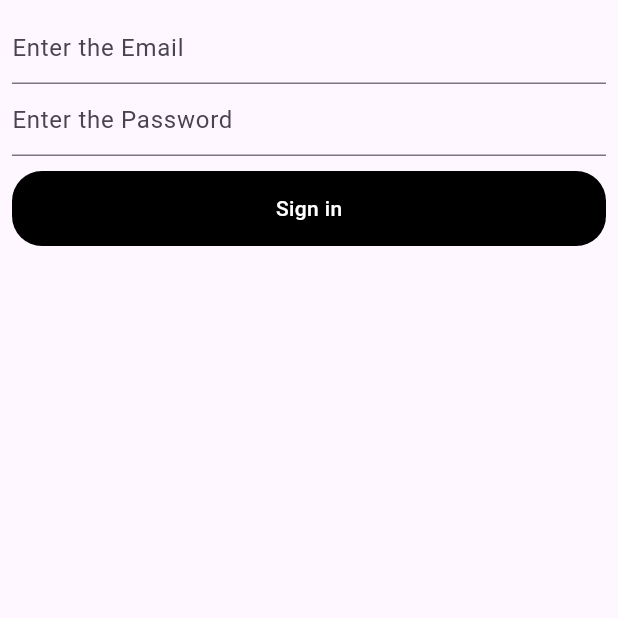
After one commit to pranav-k6/movieapi, a Flutter app: the Login screen opened directly, on a phone screen of 412 x 824 dp, the top half of it. The commit adds this screen. Run offline on Flutter 3.47's test engine with Material 3 defaults, Android fonts, the phone set to English and light mode, and no system bars; network calls fail.

Commit message:
first commit

```diff
--- /dev/null
+++ b/lib/class/loginclass.dart
@@ -0,0 +1,39 @@
+// To parse this JSON data, do
+//
+//     final postApp = postAppFromJson(jsonString);
+
+
+
+import 'dart:convert';
+
+PostApp postAppFromJson(String str) => PostApp.fromJson(json.decode(str));
+
+String postAppToJson(PostApp data) => json.encode(data.toJson());
+
+class PostApp {
+    bool? success;
+    dynamic data;
+    String? message;
+    String? errors;
+
+    PostApp({
+        this.success,
+        this.data,
+        this.message,
+        this.errors,
+    });
+
+    factory PostApp.fromJson(Map<String, dynamic> json) => PostApp(
+        success: json["success"],
+        data: json["data"],
+        message: json["message"],
+        errors: json["errors"],
+    );
+
+    Map<String, dynamic> toJson() => {
+        "success": success,
+        "data": data,
+        "message": message,
+        "errors": errors,
+    };
+}
--- a/lib/details.dart
+++ b/lib/details.dart
@@ -98,7 +98,7 @@ class _DetailsState extends State<Details> {
               color: Colors.white),),
               SizedBox(height: 20,),
               InkWell(onTap: () {
-                Navigator.push(context, MaterialPageRoute(builder: (context)=>Cast(Casted: widget)));
+                Navigator.push(context, MaterialPageRoute(builder: (context)=>Cast(userid:widget.datas.id)));
               },
                 child: Container(
                   height: 30,
--- /dev/null
+++ b/lib/login.dart
@@ -0,0 +1,150 @@
+import 'package:flutter/material.dart';
+import 'dart:convert';
+import 'package:http/http.dart 'as http;
+import 'package:moviecast/movie.dart';
+
+
+class Login extends StatefulWidget {
+   Login({super.key});
+
+  @override
+  State<Login> createState() => _LoginState();
+}
+
+class _LoginState extends State<Login> {
+   TextEditingController Email=TextEditingController();
+
+   TextEditingController password=TextEditingController();
+
+   final formkey=GlobalKey<FormState>();
+
+
+   Future<void>login()async{
+    final url="https://crm-beta-api.vozlead.in/api/v2/account/login/";
+    final response=await http.post(Uri.parse(url),headers:<String,String> {
+      'Content-Type': 'application/json',
+
+    },
+    body: jsonEncode({"email":Email.text,
+    "password":password.text})
+    );
+    if(response.statusCode==200){
+      final res=jsonDecode(response.body);
+      final postapp=PostApp.fromJson(res);
+      if(postapp.success==true){
+        ScaffoldMessenger.of(context).showSnackBar(
+          SnackBar(content: Text("login succesfully,${postapp.message}"))
+        );
+
+      }else{
+        ScaffoldMessenger.of(context).showSnackBar(
+          SnackBar(content: Text(postapp.errors?? "login failed"))
+        );
+      }
+    }else{
+      ScaffoldMessenger.of(context).showSnackBar(
+        SnackBar(content: Text("login failed"))
+      );
+    }
+   }
+
+  @override
+  Widget build(BuildContext context) {
+    return Scaffold(
+      body: Padding(
+        padding: const EdgeInsets.all(8.0),
+        child: Column(
+          children: [
+            TextFormField(
+              controller: Email,
+              validator: (value){
+                if(value!.contains("@")){
+                  return null;
+                }
+                return "incorrect email";
+              },
+              decoration: InputDecoration(
+                hintText: "Enter the Email"
+              ),
+
+            ),
+            TextFormField(
+                controller: password,
+                validator: (value){
+                  if(value!.length<8){
+                    return "minimum 8 charatcter";
+                  }
+                  return null;
+                },
+
+
+                decoration:  InputDecoration(hintText: 'Enter the Password'),
+              ),
+              SizedBox(height: 10,),
+              InkWell(onTap: () {
+                if(formkey.currentState!.validate()){
+                  Navigator.push(context, MaterialPageRoute(builder: (context)=>Movie()));
+
+                }
+
+              },
+                child: Container(
+                  height: 50,
+                  width: 500,
+                  decoration: BoxDecoration(
+                    color: Colors.black,
+                    borderRadius: BorderRadius.circular(20)
+                  ),
+                  child: Center(child: Text("Sign in",
+                  style: TextStyle(
+                    fontWeight: FontWeight.w500,
+                    color: Colors.white
+                  ),)),
+                ),
+              )
+          ],
+        ),
+      ),
+    );
+  }
+}
+
+// To parse this JSON data, do
+//
+//     final postApp = postAppFromJson(jsonString);
+
+
+
+
+
+PostApp postAppFromJson(String str) => PostApp.fromJson(json.decode(str));
+
+String postAppToJson(PostApp data) => json.encode(data.toJson());
+
+class PostApp {
+    bool? success;
+    dynamic data;
+    String? message;
+    String? errors;
+
+    PostApp({
+        this.success,
+        this.data,
+        this.message,
+        this.errors,
+    });
+
+    factory PostApp.fromJson(Map<String, dynamic> json) => PostApp(
+        success: json["success"],
+        data: json["data"],
+        message: json["message"],
+        errors: json["errors"],
+    );
+
+    Map<String, dynamic> toJson() => {
+        "success": success,
+        "data": data,
+        "message": message,
+        "errors": errors,
+    };
+}
--- a/lib/main.dart
+++ b/lib/main.dart
@@ -1,6 +1,7 @@
 import 'package:flutter/material.dart';
 import 'package:moviecast/cast.dart';
 import 'package:moviecast/details.dart';
+import 'package:moviecast/login.dart';
 import 'package:moviecast/movie.dart';
 
 
--- a/lib/movie.dart
+++ b/lib/movie.dart
@@ -62,6 +62,7 @@ class _MovieState extends State<Movie> {
                             mainAxisSpacing: 5,
                             crossAxisSpacing: 5),
                         itemBuilder: (context, index) {
+
                           return Container(
                             height: 120,
                             width: 120,
@@ -118,12 +119,9 @@ class _MovieState extends State<Movie> {
                   ),
                 ],
               );
-
-
             }else {
               return Text("not found");
             }
-
           }
         ));
   }
```
Also changed, not shown: lib/cast.dart (+118 -33 lines).
